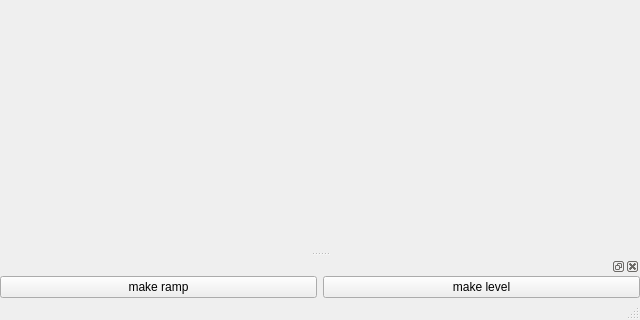
This is TransferFunctionEditor/TransferFunctionEditor/transferfunctioneditor.ui in itcd/transfer-function-editor as Qt 5 draws it before an edit; both pictures show x 0 to 640 and y 160 to 480 of the 640 by 480 pixel window. The edited form follows.
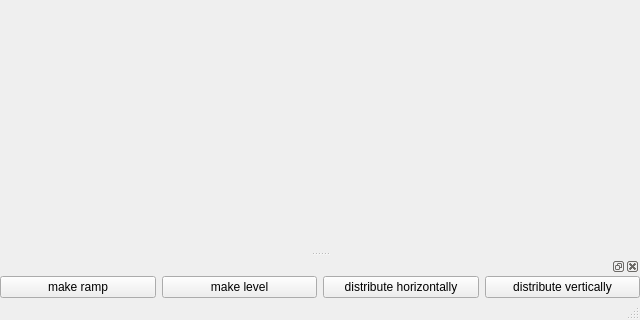
This is the edited form.

What changed in the file:
```diff
--- a/TransferFunctionEditor/TransferFunctionEditor/transferfunctioneditor.ui
+++ b/TransferFunctionEditor/TransferFunctionEditor/transferfunctioneditor.ui
@@ -91,6 +91,20 @@
        </property>
       </widget>
      </item>
+     <item>
+      <widget class="QPushButton" name="distributeHorizontallyButton">
+       <property name="text">
+        <string>distribute horizontally</string>
+       </property>
+      </widget>
+     </item>
+     <item>
+      <widget class="QPushButton" name="distributeVerticallyButton">
+       <property name="text">
+        <string>distribute vertically</string>
+       </property>
+      </widget>
+     </item>
     </layout>
    </widget>
   </widget>
```
